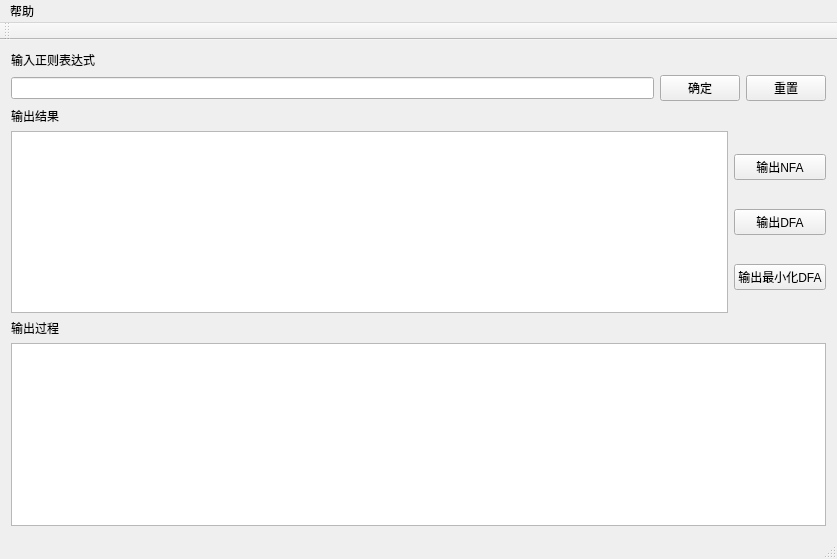
Before: the Qt Designer form mainwindow.ui in ihewro/qt-lexical-analyzer, drawn with Qt 5.
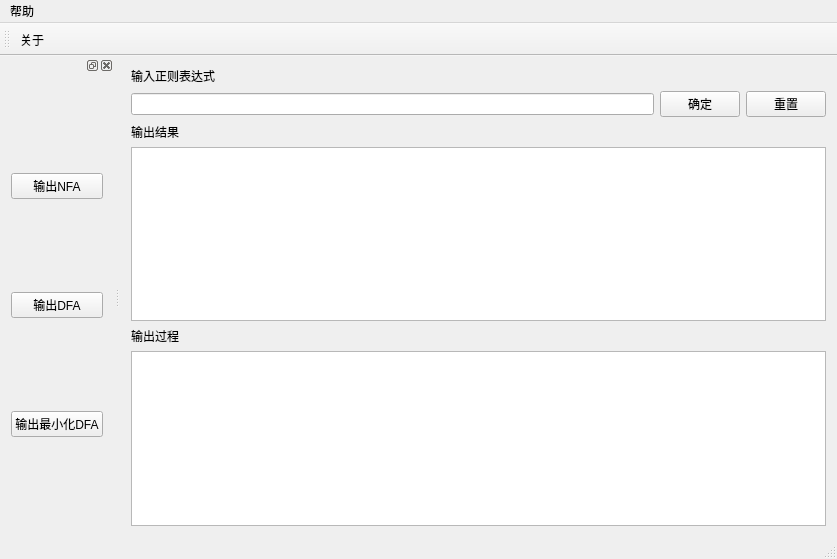
After: the same form once the commit is applied. Icons and pictures are not drawn.

```diff
--- a/mainwindow.ui
+++ b/mainwindow.ui
@@ -64,29 +64,7 @@
        </widget>
       </item>
       <item>
-       <layout class="QVBoxLayout" name="verticalLayout_2">
-        <item>
-         <widget class="QPushButton" name="export_nfa_button">
-          <property name="text">
-           <string>输出NFA</string>
-          </property>
-         </widget>
-        </item>
-        <item>
-         <widget class="QPushButton" name="export_dfa_button">
-          <property name="text">
-           <string>输出DFA</string>
-          </property>
-         </widget>
-        </item>
-        <item>
-         <widget class="QPushButton" name="mini_dfa_button">
-          <property name="text">
-           <string>输出最小化DFA</string>
-          </property>
-         </widget>
-        </item>
-       </layout>
+       <layout class="QVBoxLayout" name="verticalLayout_2"/>
       </item>
      </layout>
     </item>
@@ -133,8 +111,39 @@
    <attribute name="toolBarBreak">
     <bool>false</bool>
    </attribute>
+   <addaction name="action_about"/>
   </widget>
   <widget class="QStatusBar" name="statusBar"/>
+  <widget class="QDockWidget" name="dockWidget">
+   <attribute name="dockWidgetArea">
+    <number>1</number>
+   </attribute>
+   <widget class="QWidget" name="dockWidgetContents">
+    <layout class="QVBoxLayout" name="verticalLayout">
+     <item>
+      <widget class="QPushButton" name="export_nfa_button">
+       <property name="text">
+        <string>输出NFA</string>
+       </property>
+      </widget>
+     </item>
+     <item>
+      <widget class="QPushButton" name="export_dfa_button">
+       <property name="text">
+        <string>输出DFA</string>
+       </property>
+      </widget>
+     </item>
+     <item>
+      <widget class="QPushButton" name="mini_dfa_button">
+       <property name="text">
+        <string>输出最小化DFA</string>
+       </property>
+      </widget>
+     </item>
+    </layout>
+   </widget>
+  </widget>
   <action name="action_about">
    <property name="text">
     <string>关于</string>
```
Left out of the diff: 8 changed lines with no effect on the pictures.
